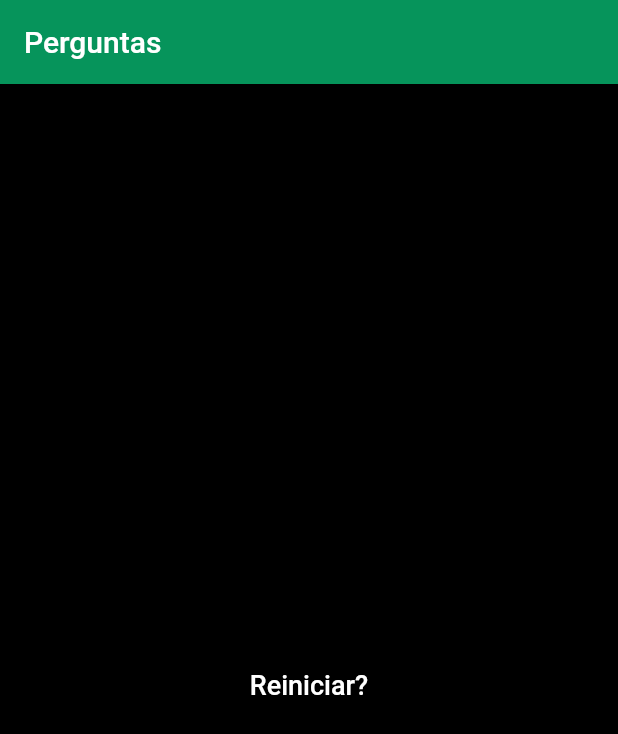
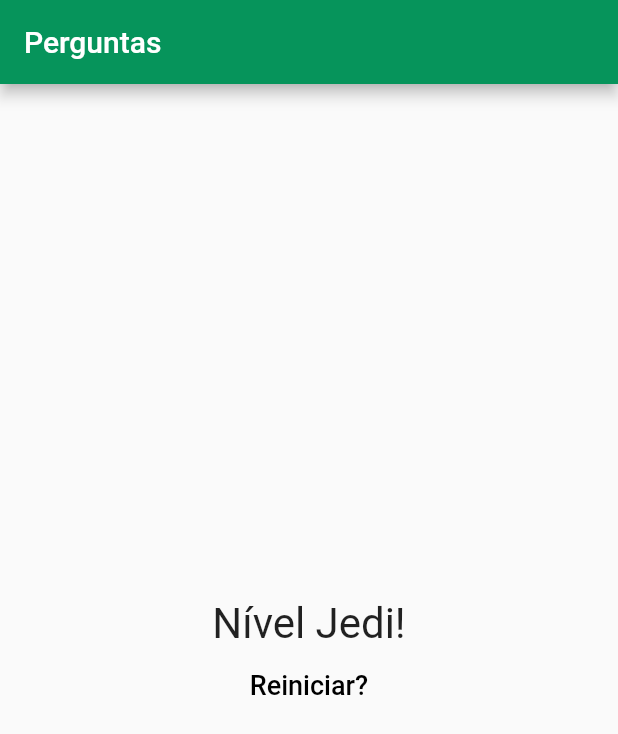
Before and after one commit to messiasps/Flutter, a Flutter app: the screen it shows after launch, after a tap on "Preto", after a tap on "Cobra", after a tap on "Leo", on a phone screen of 412 x 824 dp. Shown: the top 734 px of the screen. Run offline on Flutter 3.47's test engine with Material 2 defaults, Android fonts, the phone set to English and light mode, and no system bars.

Commit message:
projeto flutter

```diff
--- a/projeto_perguntas/lib/main.dart
+++ b/projeto_perguntas/lib/main.dart
@@ -1,6 +1,6 @@
 import 'package:flutter/material.dart'; //Aqui é onde vai ficar todo o design da nossa aplicação
-import './resultado.dart';
-import './questionario.dart';
+import './resultado.dart';//Importando o componente resultado
+import './questionario.dart';//Importando o componente resultado
 
 main() => runApp(PerguntaApp());
 /*
@@ -17,11 +17,11 @@ class _PerguntaAppState extends State<PerguntaApp> {
   var _perguntaSelecionada = 0; //Índice que vai percorrer a lista.
   var _pontuacaoTotal = 0;
 
-  List<Map<String, Object>> _perguntas = []; //Uma lista de perguntas e dentro dessa lista, os elementos será do tipo MAP
+  List<Map<String, Object>> _perguntas = []; //Uma lista de perguntas e dentro dessa lista, os elementos será do tipo MAP.
 
   void _responder(int pontuacao) {
     if (temPerguntaSelecionada) {
-      setState(() {//muda o estado da aplicação faz o incremento.
+      setState(() {//Muda o estado da aplicação, faz o incremento.
         _perguntaSelecionada++;
         _pontuacaoTotal += pontuacao;
       });
@@ -44,7 +44,7 @@ class _PerguntaAppState extends State<PerguntaApp> {
     _perguntas = const [
       {
         'texto': 'Qual sua cor favorita?', //'chave': 'valor',
-        'respostas': [
+        'respostas': [//O valor da CHAVE respostas é uma lista e dentro dessa lista tenho um MAP com uma CHAVE texto e OUTRA pontuação.
           {'texto': 'Preto', 'pontuacao': 10},
           {'texto': 'Vermelho', 'pontuacao': 5},
           {'texto': 'Verde', 'pontuacao': 3},
@@ -79,18 +79,18 @@ class _PerguntaAppState extends State<PerguntaApp> {
     //Tem pergunta selecionada? Caso sim, pega as perguntas e joga para Questionario(), caso contrário vai para Resultado()
     return MaterialApp(//aqui é onde vai ficar todo o design da nossa aplicação
       home: Scaffold(//É o layout da aplicação
-        backgroundColor: Color.fromARGB(255, 0, 0, 0),
+        //backgroundColor: Color.fromARGB(255, 0, 0, 0),//Cor de fundo para o aplicação.
         appBar: AppBar(
-          backgroundColor: Color.fromARGB(255, 6, 148, 91),
-          title: const Text('Perguntas'),
+          backgroundColor: Color.fromARGB(255, 6, 148, 91),//Cor de fundo para a barra superior.
+          title: const Text('Perguntas'),//Titulo da barra superior.
         ),
-        body: temPerguntaSelecionada
+        body: temPerguntaSelecionada //Caso a pergunta selecionada seja true, faz o questionário.
             ? Questionario(
                 //parâmetros nomeados.
-                perguntas: _perguntas,//A pergunta(Qual sua cor favorita?).
+                perguntas: _perguntas,//A pergunta (Qual sua cor favorita?).
                 perguntaSelecionada: _perguntaSelecionada,//Índice que vai percorrer a lista.
                 quandoResponder: _responder,//A mudança de estado da aplicação.
-            )
+            ) //Caso a pergunta selecionada seja false, mostra o resultado.
             : Resultado(_pontuacaoTotal, _reiniciarQuestionario),
       ),
     );
@@ -99,6 +99,9 @@ class _PerguntaAppState extends State<PerguntaApp> {
 
 class PerguntaApp extends StatefulWidget {
   @override
+  //StatefulWidget: É um estado mutável, ou seja com estado, porém o que seria um estado?
+  //um estado é basicamente uma informação ou grupo de informações que são alterados em
+  //tempo de execução do aplicativo, ou seja são momentos que o aplicativo pode possuir.
   _PerguntaAppState createState() {
     return _PerguntaAppState();
   }
--- a/projeto_perguntas/lib/resultado.dart
+++ b/projeto_perguntas/lib/resultado.dart
@@ -10,11 +10,11 @@ class Resultado extends StatelessWidget {
     if (pontuacao < 8) {
       return 'Parabéns!';
     } else if (pontuacao < 12) {
-      return 'Você é bom';
+      return 'Você é bom!';
     } else if (pontuacao < 16) {
-      return 'Impressionante';
+      return 'Impressionante!';
     } else {
-      return 'Nível Jedi';
+      return 'Nível Jedi!';
     }
   }
 
@@ -37,7 +37,7 @@ class Resultado extends StatelessWidget {
             'Reiniciar?',
             style: TextStyle(
               fontSize: 18,
-              color: Color.fromARGB(255, 255, 255, 255),
+              color: Color.fromARGB(255, 0, 0, 0),
             ),
           ),
           style: TextButton.styleFrom(
```
